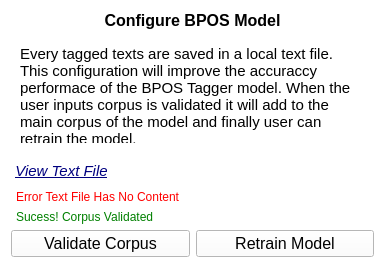
Before: the Qt Designer form bpostagger/ui/Configuration_Ui.ui in Diesta-Jarapa-Vega/Bicol-Dialect-Part-of-Speech-Tagger-BPOS, drawn with Qt 5.
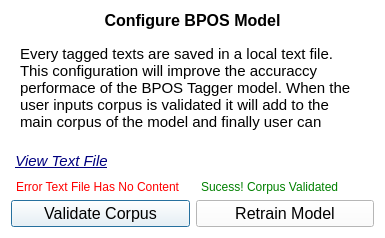
After: the same form once the commit is applied.

What changed in the file:
```diff
--- a/bpostagger/ui/Configuration_Ui.ui
+++ b/bpostagger/ui/Configuration_Ui.ui
@@ -7,7 +7,7 @@
     <x>0</x>
     <y>0</y>
     <width>385</width>
-    <height>268</height>
+    <height>238</height>
    </rect>
   </property>
   <property name="palette">
@@ -442,6 +442,9 @@
      <property name="autoDefault">
       <bool>false</bool>
      </property>
+     <property name="default">
+      <bool>false</bool>
+     </property>
     </widget>
    </item>
    <item row="0" column="0" colspan="2">
@@ -498,7 +501,7 @@
      </layout>
     </widget>
    </item>
-   <item row="4" column="0">
+   <item row="3" column="1">
     <widget class="QLabel" name="label_3">
      <property name="font">
       <font>
@@ -561,6 +564,9 @@
      <property name="autoDefault">
       <bool>false</bool>
      </property>
+     <property name="default">
+      <bool>true</bool>
+     </property>
     </widget>
    </item>
    <item row="3" column="0">
```
